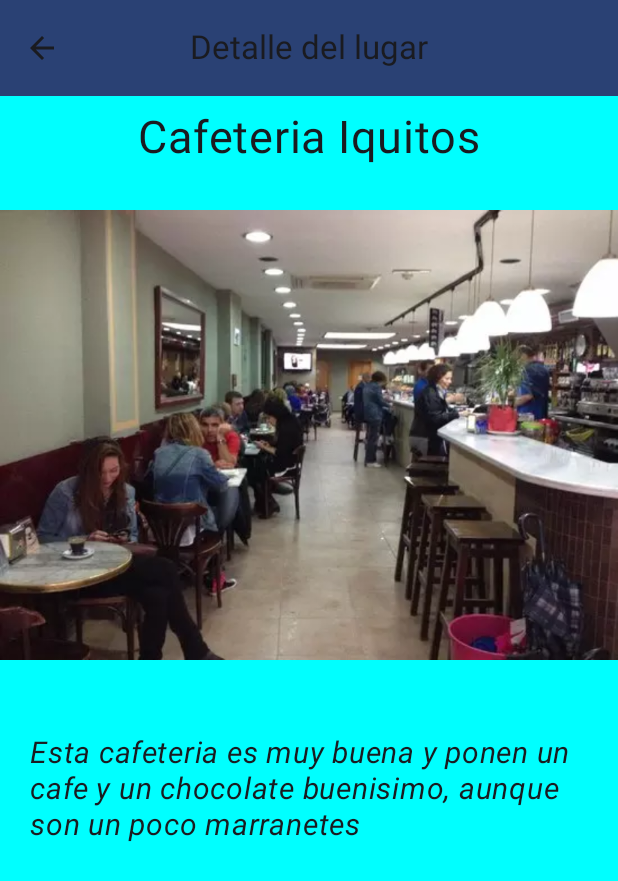
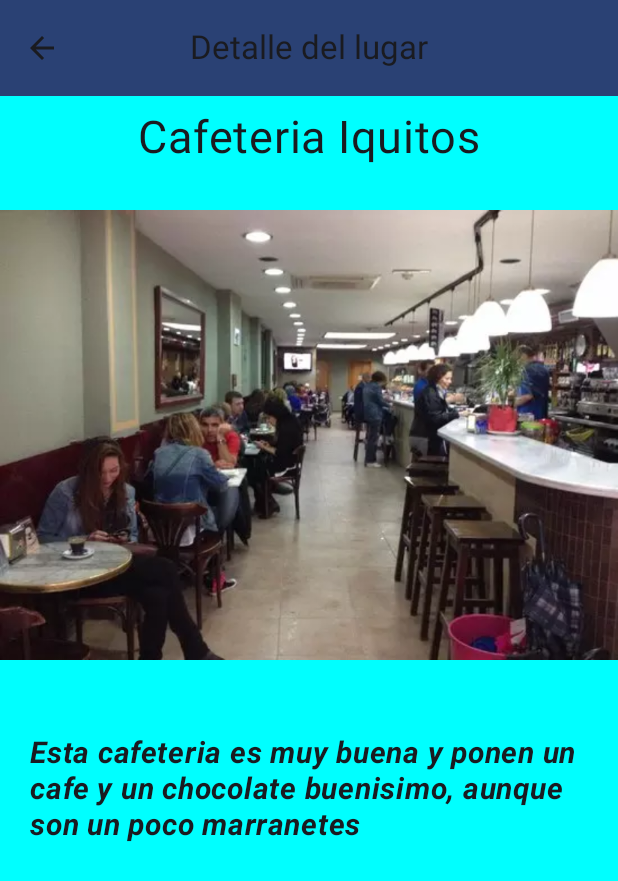
Before and after one commit to jozeluin/MyCity, an Android app built with Jetpack Compose: the DETALLES screen opened through its navigation route, on a phone screen of 412 x 824 dp. Shown: the top 881 px of the screen. Run offline under Robolectric (Android 15) with nearby library versions, the phone set to English and light mode, and no system bars; our stand-ins replace window size class.

Commit message:
Pc.La he termindado. Cambio de tipo de letra en los detalles

```diff
--- a/app/src/main/java/com/cursokotlin/mycity/ui/DetailPlace.kt
+++ b/app/src/main/java/com/cursokotlin/mycity/ui/DetailPlace.kt
@@ -28,6 +28,7 @@ import androidx.compose.ui.platform.LocalLayoutDirection
 import androidx.compose.ui.res.painterResource
 import androidx.compose.ui.res.stringResource
 import androidx.compose.ui.text.font.FontStyle
+import androidx.compose.ui.text.font.FontWeight
 import androidx.compose.ui.text.style.TextAlign
 import androidx.compose.ui.tooling.preview.Preview
 import androidx.compose.ui.unit.dp
@@ -110,6 +111,7 @@ private fun SportsListImageItem(sport: Sport, modifier: Modifier = Modifier) {
                 text = stringResource(selectedPlace.placeDetails),
                 style = MaterialTheme.typography.bodyLarge,
                 fontSize = 20.sp,
+                fontWeight = FontWeight.Bold,
                 fontStyle= FontStyle.Italic,
                 modifier = Modifier.padding(
                     vertical = 20.dp,
```
